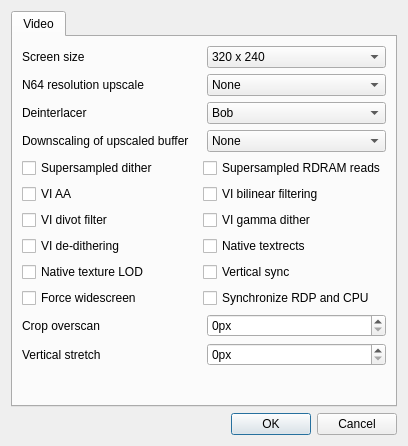
GhostlyDark/parallel-rdp-standalone, file UserInterface/MainDialog.ui: the form before one commit.
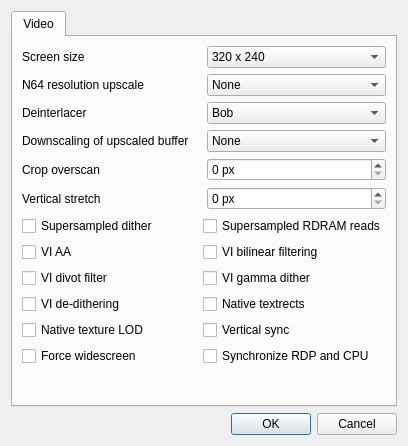
The form after the commit.

Commit message: move overscan & stretch UI elements

```diff
--- a/UserInterface/MainDialog.ui
+++ b/UserInterface/MainDialog.ui
@@ -198,6 +198,48 @@
            </item>
           </layout>
          </item>
+         <item>
+          <layout class="QHBoxLayout" name="horizontalLayout_8">
+           <property name="bottomMargin">
+            <number>0</number>
+           </property>
+           <item>
+            <widget class="QLabel" name="label_5">
+             <property name="text">
+              <string>Crop overscan</string>
+             </property>
+            </widget>
+           </item>
+           <item>
+            <widget class="QSpinBox" name="cropOverscanSpinBox">
+             <property name="suffix">
+              <string> px</string>
+             </property>
+            </widget>
+           </item>
+          </layout>
+         </item>
+         <item>
+          <layout class="QHBoxLayout" name="horizontalLayout_9">
+           <property name="bottomMargin">
+            <number>0</number>
+           </property>
+           <item>
+            <widget class="QLabel" name="label_6">
+             <property name="text">
+              <string>Vertical stretch</string>
+             </property>
+            </widget>
+           </item>
+           <item>
+            <widget class="QSpinBox" name="verticalStretchSpinBox">
+             <property name="suffix">
+              <string> px</string>
+             </property>
+            </widget>
+           </item>
+          </layout>
+         </item>
          <item>
           <layout class="QHBoxLayout" name="horizontalLayout_6">
            <item>
@@ -294,48 +336,6 @@
            </item>
           </layout>
          </item>
-         <item>
-          <layout class="QHBoxLayout" name="horizontalLayout_8">
-           <property name="bottomMargin">
-            <number>0</number>
-           </property>
-           <item>
-            <widget class="QLabel" name="label_5">
-             <property name="text">
-              <string>Crop overscan</string>
-             </property>
-            </widget>
-           </item>
-           <item>
-            <widget class="QSpinBox" name="cropOverscanSpinBox">
-             <property name="suffix">
-              <string>px</string>
-             </property>
-            </widget>
-           </item>
-          </layout>
-         </item>
-         <item>
-          <layout class="QHBoxLayout" name="horizontalLayout_9">
-           <property name="bottomMargin">
-            <number>0</number>
-           </property>
-           <item>
-            <widget class="QLabel" name="label_6">
-             <property name="text">
-              <string>Vertical stretch</string>
-             </property>
-            </widget>
-           </item>
-           <item>
-            <widget class="QSpinBox" name="verticalStretchSpinBox">
-             <property name="suffix">
-              <string>px</string>
-             </property>
-            </widget>
-           </item>
-          </layout>
-         </item>
          <item>
           <spacer name="verticalSpacer">
            <property name="orientation">
```
